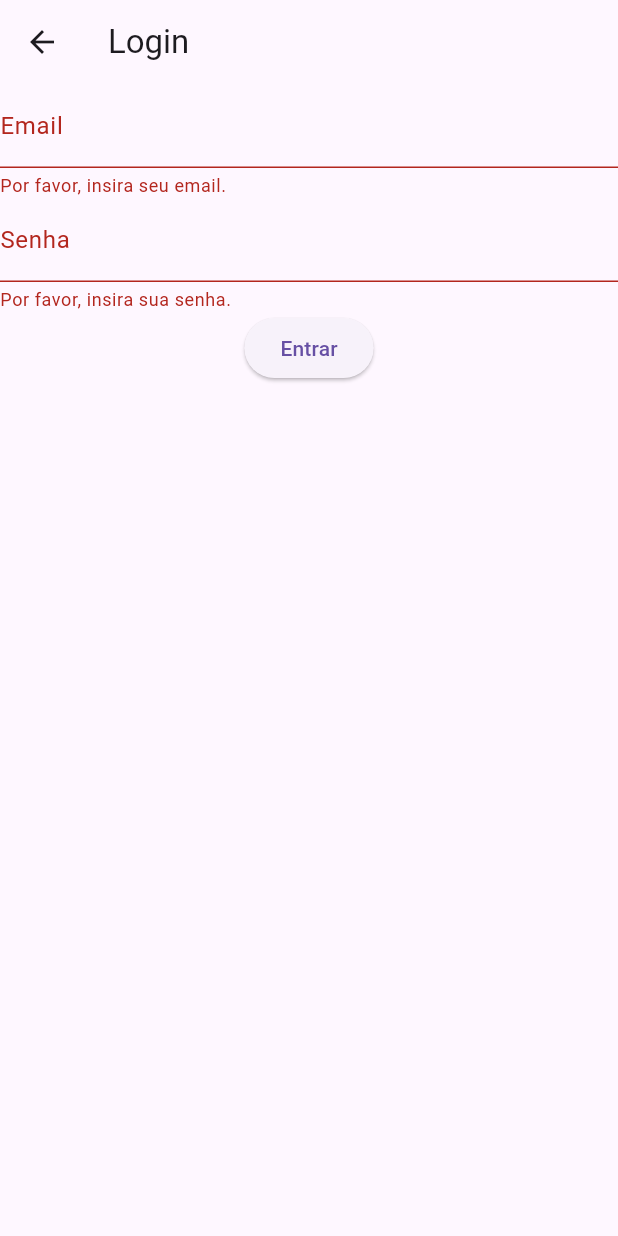
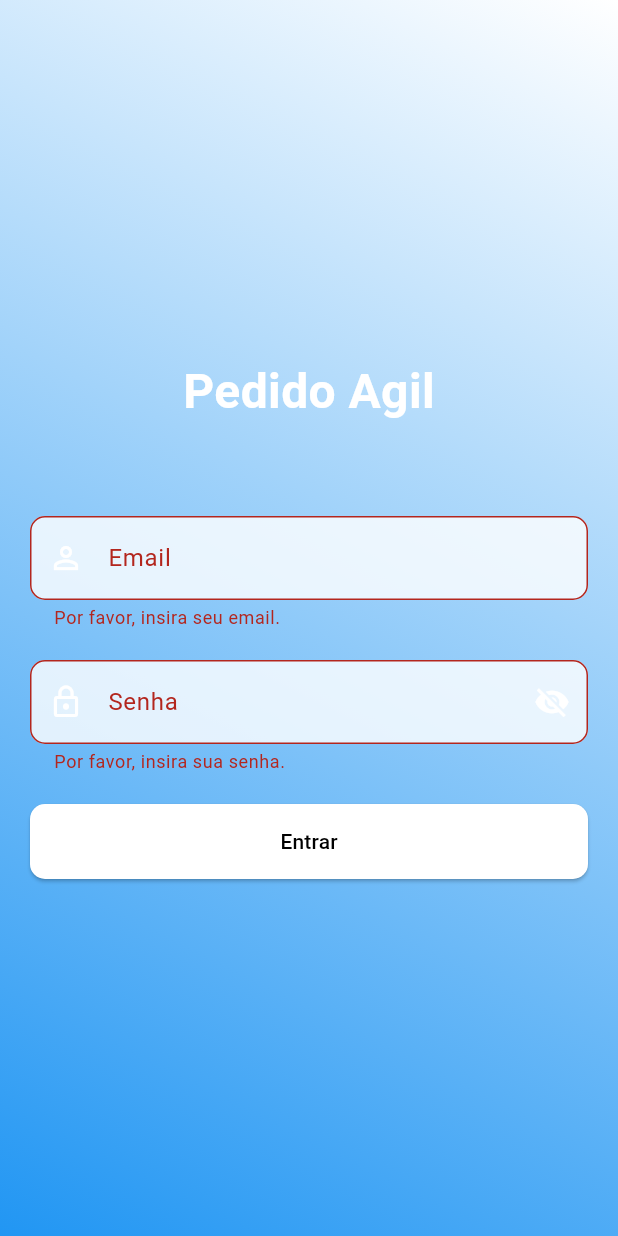
Before and after one commit to Coppi1/Pedido_vendas, a Flutter app: the LoginPage screen opened directly, after a tap on "Entrar", on a phone screen of 412 x 824 dp. Run offline on Flutter 3.47's test engine with Material 3 defaults, Android fonts, the phone set to English and light mode, and no system bars; our stand-ins replace sqflite; accounts and stored records are empty.

Commit message:
Att Tela de Login criada

```diff
--- a/projeto_pedido_vendas/lib/main.dart
+++ b/projeto_pedido_vendas/lib/main.dart
@@ -1,6 +1,7 @@
 import 'package:flutter/material.dart';
-import 'package:projeto_pedido_vendas/pages/pedido_inserir.dart';
 import 'package:projeto_pedido_vendas/util/initialize_database.dart';
+
+import 'pages/login.dart';
 
 void main() async {
   WidgetsFlutterBinding.ensureInitialized();
@@ -14,8 +15,12 @@ class MainApp extends StatelessWidget {
 
   @override
   Widget build(BuildContext context) {
-    return const MaterialApp(
-      home: PedidoCadastro(),
+    return MaterialApp(
+      title: 'Projeto Pedido Vendas',
+      theme: ThemeData(
+        primarySwatch: Colors.blue,
+      ),
+      home: const LoginPage(), // Substitua PedidoCadastro pela LoginPage
     );
   }
 }
--- a/projeto_pedido_vendas/lib/pages/appBar.dart
+++ b/projeto_pedido_vendas/lib/pages/appBar.dart
@@ -80,7 +80,7 @@ class MenuLateralEsquerdo extends StatelessWidget {
         children: <Widget>[
           const DrawerHeader(
             decoration: BoxDecoration(
-              color: Color.fromARGB(64, 0, 0, 250), // Azul com 50% de transparência
+              color: Colors.blue
             ),
             child: Column(
               crossAxisAlignment: CrossAxisAlignment.start,
--- a/projeto_pedido_vendas/lib/pages/login.dart
+++ b/projeto_pedido_vendas/lib/pages/login.dart
@@ -1,10 +1,8 @@
-// lib/pages/login_page.dart
 import 'package:flutter/material.dart';
 import '../models/usuario.dart';
 import '../repository/usuario_dao.dart';
 import '../dtos/usuario_dto.dart';
-
-
+import '../pages/pedido_inserir.dart';
 
 class LoginPage extends StatefulWidget {
   const LoginPage({super.key});
@@ -14,22 +12,41 @@ class LoginPage extends StatefulWidget {
 }
 
 class _LoginPageState extends State<LoginPage> {
+  bool _mostrarSenha = false;
   final _formKey = GlobalKey<FormState>();
   final _emailController = TextEditingController();
   final _senhaController = TextEditingController();
 
   void _login() async {
     if (_formKey.currentState!.validate()) {
-      UsuarioDTO usuarioDTO = UsuarioDTO(email: _emailController.text, senha: _senhaController.text);
+      UsuarioDTO usuarioDTO = UsuarioDTO(
+          email: _emailController.text, senha: _senhaController.text);
       UsuarioRepository usuarioRepository = UsuarioRepository();
-      Usuario? usuario = await usuarioRepository.obterUsuarioPorEmail(usuarioDTO.email);
+      Usuario? usuario =
+          await usuarioRepository.obterUsuarioPorEmail(usuarioDTO.email);
 
-      if (usuario!= null && usuario.senha == usuarioDTO.senha) {
-        // Login bem-sucedido
-        print("Login realizado com sucesso!");
+      if (usuario != null && usuario.senha == usuarioDTO.senha) {
+        _emailController.clear();
+        _senhaController.clear();
+
+        ScaffoldMessenger.of(context).removeCurrentSnackBar();
+        ScaffoldMessenger.of(context).showSnackBar(SnackBar(
+          content: const Text('Login realizado com sucesso'),
+          duration: const Duration(seconds: 3),
+          behavior: SnackBarBehavior.floating,
+          shape:
+              RoundedRectangleBorder(borderRadius: BorderRadius.circular(24)),
+          margin: EdgeInsets.only(
+              bottom: MediaQuery.of(context).size.height * 0.75),
+        ));
+
+        Future.delayed(const Duration(seconds: 3), () {
+          Navigator.pushReplacement(context,
+              MaterialPageRoute(builder: (context) => const PedidoCadastro()));
+        });
       } else {
-        // Falha no login
-        print("Falha no login.");
+        ScaffoldMessenger.of(context)
+            .showSnackBar(const SnackBar(content: Text('Falha no login.')));
       }
     }
   }
@@ -37,14 +54,47 @@ class _LoginPageState extends State<LoginPage> {
   @override
   Widget build(BuildContext context) {
     return Scaffold(
-      appBar: AppBar(title: const Text('Login')),
-      body: Form(
+      // Removido o AppBar
+      body: Container(
+        decoration: const BoxDecoration(
+          gradient: LinearGradient(
+            begin: Alignment.topRight,
+            end: Alignment.bottomLeft,
+            colors: [
+              Colors.white,
+              Colors.blue,
+            ],
+          ),
+        ),
+        child: Center(
+          child: SingleChildScrollView(
+            child: Padding(
+              padding: const EdgeInsets.symmetric(horizontal: 20.0),
+              child: Form(
                 key: _formKey,
                 child: Column(
+                  mainAxisAlignment: MainAxisAlignment.center,
                   children: <Widget>[
+                    const Text(
+                      'Pedido Agil',
+                      style: TextStyle(
+                        fontSize: 32,
+                        fontWeight: FontWeight.bold,
+                        color: Colors.white,
+                      ),
+                    ),
+                    const SizedBox(height: 60),
                     TextFormField(
                       controller: _emailController,
-              decoration: const InputDecoration(labelText: 'Email'),
+                      decoration: InputDecoration(
+                        labelText: 'Email',
+                        prefixIcon: const Icon(Icons.person_outline,
+                            color: Colors.white),
+                        filled: true,
+                        fillColor: Colors.white.withOpacity(0.8),
+                        border: OutlineInputBorder(
+                            borderRadius: BorderRadius.circular(10)),
+                      ),
                       validator: (value) {
                         if (value == null || value.isEmpty) {
                           return 'Por favor, insira seu email.';
@@ -52,10 +102,31 @@ class _LoginPageState extends State<LoginPage> {
                         return null;
                       },
                     ),
+                    const SizedBox(height: 20),
                     TextFormField(
                       controller: _senhaController,
-              decoration: const InputDecoration(labelText: 'Senha'),
-              obscureText: true,
+                      decoration: InputDecoration(
+                        labelText: 'Senha',
+                        prefixIcon:
+                            const Icon(Icons.lock_outline, color: Colors.white),
+                        suffixIcon: IconButton(
+                          icon: Icon(
+                              _mostrarSenha
+                                  ? Icons.visibility
+                                  : Icons.visibility_off,
+                              color: Colors.white),
+                          onPressed: () {
+                            setState(() {
+                              _mostrarSenha = !_mostrarSenha;
+                            });
+                          },
+                        ),
+                        filled: true,
+                        fillColor: Colors.white.withOpacity(0.8),
+                        border: OutlineInputBorder(
+                            borderRadius: BorderRadius.circular(10)),
+                      ),
+                      obscureText: !_mostrarSenha,
                       validator: (value) {
                         if (value == null || value.isEmpty) {
                           return 'Por favor, insira sua senha.';
@@ -63,8 +134,24 @@ class _LoginPageState extends State<LoginPage> {
                         return null;
                       },
                     ),
-            ElevatedButton(onPressed: _login, child: const Text('Entrar'))
+                    const SizedBox(height: 20),
+                    ElevatedButton(
+                      onPressed: _login,
+                      style: ElevatedButton.styleFrom(
+                        foregroundColor: Colors.black,
+                        backgroundColor: Colors.white,
+                        shape: RoundedRectangleBorder(
+                            borderRadius: BorderRadius.circular(10)),
+                        minimumSize:
+                            Size(MediaQuery.of(context).size.width - 40, 50),
+                      ),
+                      child: const Text('Entrar'),
+                    ),
                   ],
+                ),
+              ),
+            ),
+          ),
         ),
       ),
     );
--- a/projeto_pedido_vendas/lib/repository/usuario_dao.dart
+++ b/projeto_pedido_vendas/lib/repository/usuario_dao.dart
@@ -5,7 +5,8 @@ import 'conexao.dart';
 class UsuarioRepository {
   Future<Usuario?> obterUsuarioPorEmail(String email) async {
     final db = await Conexao.instance.database;
-    final maps = await db.query('usuarios', where: 'email =?', whereArgs: [email]);
+    final maps =
+        await db.query('usuarios', where: 'email =?', whereArgs: [email]);
     if (maps.isNotEmpty) {
       return Usuario.fromMap(maps.first);
     } else {
--- a/projeto_pedido_vendas/lib/util/initialize_database.dart
+++ b/projeto_pedido_vendas/lib/util/initialize_database.dart
@@ -203,9 +203,11 @@ Future<void> initializeDatabase() async {
     'valor': 20.75,
   });
 
-  // Inserir dados de usuários
-  await db.insert('usuarios', {
-    'email': 'usuario@example.com',
-    'senha': 'senha123',
+  // Inserir ou substituir dados de usuários
+  await db.transaction((txn) async {
+    await txn.rawInsert(
+      'INSERT OR REPLACE INTO usuarios (email, senha) VALUES (?,?)',
+      ['teste', 'teste'],
+    );
   });
 }
```
Also changed, not shown: projeto_pedido_vendas/flutter_03.png (added). Lines whose indentation alone changed are shown as unchanged.
